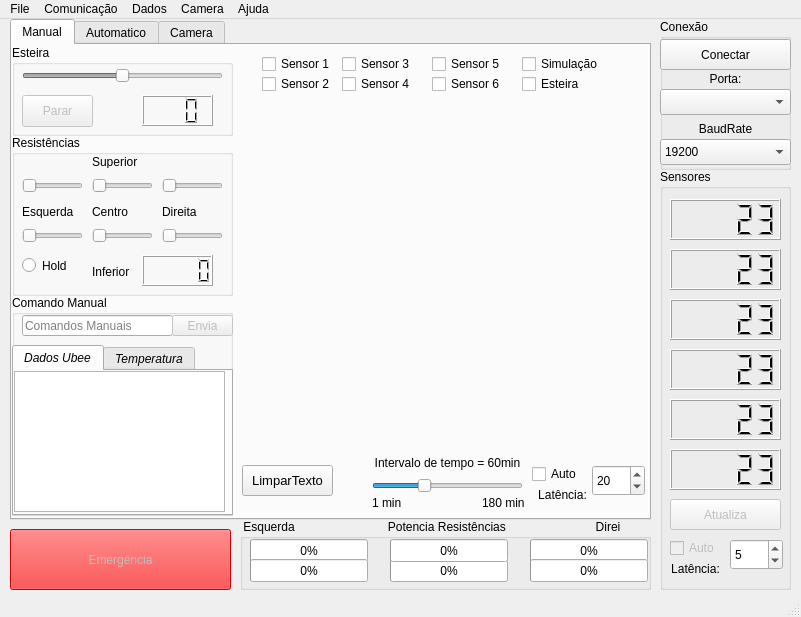
Before: the Qt Designer form Controle_Forno/forno_design.ui in Atzingen/controleForno-interface, drawn with Qt 5.
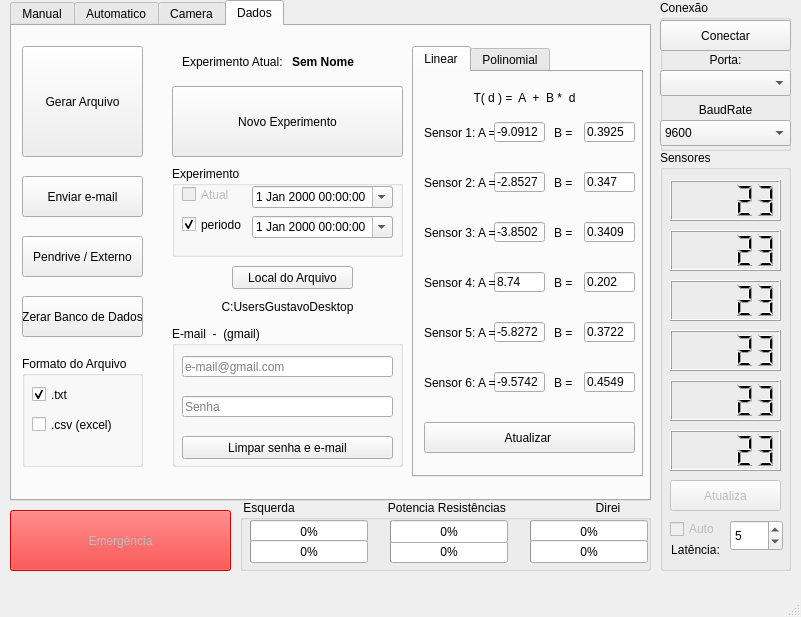
After: the same form once the commit is applied. The open tabs and pages were chosen to show the change. Custom widgets are drawn as their Qt base class.

The edit to the form file:
```diff
--- a/Controle_Forno/forno_design.ui
+++ b/Controle_Forno/forno_design.ui
@@ -58,7 +58,10 @@
         </rect>
        </property>
        <property name="minimum">
-        <number>-99</number>
+        <number>-100</number>
+       </property>
+       <property name="maximum">
+        <number>100</number>
        </property>
        <property name="orientation">
         <enum>Qt::Horizontal</enum>
@@ -73,7 +76,7 @@
          <height>31</height>
         </rect>
        </property>
-       <property name="numDigits">
+       <property name="digitCount">
         <number>3</number>
        </property>
       </widget>
@@ -119,7 +122,7 @@
         </rect>
        </property>
        <property name="maximum">
-        <number>1</number>
+        <number>100</number>
        </property>
        <property name="singleStep">
         <number>1</number>
@@ -147,7 +150,7 @@
         </rect>
        </property>
        <property name="maximum">
-        <number>1</number>
+        <number>100</number>
        </property>
        <property name="singleStep">
         <number>1</number>
@@ -172,7 +175,7 @@
         </rect>
        </property>
        <property name="maximum">
-        <number>1</number>
+        <number>100</number>
        </property>
        <property name="singleStep">
         <number>1</number>
@@ -194,7 +197,7 @@
         </rect>
        </property>
        <property name="maximum">
-        <number>1</number>
+        <number>100</number>
        </property>
        <property name="singleStep">
         <number>1</number>
@@ -219,7 +222,7 @@
         </rect>
        </property>
        <property name="maximum">
-        <number>1</number>
+        <number>100</number>
        </property>
        <property name="singleStep">
         <number>1</number>
@@ -250,7 +253,7 @@
         </rect>
        </property>
        <property name="maximum">
-        <number>1</number>
+        <number>100</number>
        </property>
        <property name="singleStep">
         <number>1</number>
@@ -459,6 +462,9 @@
       </widget>
      </widget>
      <widget class="matplotlibWidget" name="widget" native="true">
+      <property name="enabled">
+       <bool>false</bool>
+      </property>
       <property name="geometry">
        <rect>
         <x>230</x>
@@ -643,7 +649,7 @@
       <property name="geometry">
        <rect>
         <x>520</x>
-        <y>420</y>
+        <y>410</y>
         <width>51</width>
         <height>18</height>
        </rect>
@@ -675,9 +681,9 @@
       <property name="geometry">
        <rect>
         <x>580</x>
-        <y>420</y>
+        <y>440</y>
         <width>53</width>
-        <height>31</height>
+        <height>21</height>
        </rect>
       </property>
       <property name="minimum">
@@ -694,9 +700,9 @@
       <property name="geometry">
        <rect>
         <x>230</x>
-        <y>420</y>
+        <y>440</y>
         <width>91</width>
-        <height>31</height>
+        <height>21</height>
        </rect>
       </property>
       <property name="font">
@@ -990,6 +996,693 @@
       </property>
      </widget>
     </widget>
+    <widget class="QWidget" name="tab_6">
+     <attribute name="title">
+      <string>Dados</string>
+     </attribute>
+     <widget class="QPushButton" name="pushButton_8">
+      <property name="geometry">
+       <rect>
+        <x>10</x>
+        <y>20</y>
+        <width>121</width>
+        <height>111</height>
+       </rect>
+      </property>
+      <property name="text">
+       <string>Gerar Arquivo</string>
+      </property>
+     </widget>
+     <widget class="QPushButton" name="pushButton_11">
+      <property name="geometry">
+       <rect>
+        <x>10</x>
+        <y>150</y>
+        <width>121</width>
+        <height>41</height>
+       </rect>
+      </property>
+      <property name="text">
+       <string>Enviar e-mail</string>
+      </property>
+     </widget>
+     <widget class="QPushButton" name="pushButton_12">
+      <property name="geometry">
+       <rect>
+        <x>10</x>
+        <y>210</y>
+        <width>121</width>
+        <height>41</height>
+       </rect>
+      </property>
+      <property name="text">
+       <string>Pendrive / Externo</string>
+      </property>
+     </widget>
+     <widget class="QGroupBox" name="groupBox_10">
+      <property name="geometry">
+       <rect>
+        <x>10</x>
+        <y>330</y>
+        <width>121</width>
+        <height>111</height>
+       </rect>
+      </property>
+      <property name="title">
+       <string>Formato do Arquivo</string>
+      </property>
+      <property name="checkable">
+       <bool>false</bool>
+      </property>
+      <widget class="QCheckBox" name="checkBox_15">
+       <property name="geometry">
+        <rect>
+         <x>10</x>
+         <y>30</y>
+         <width>70</width>
+         <height>17</height>
+        </rect>
+       </property>
+       <property name="text">
+        <string>.txt</string>
+       </property>
+       <property name="checked">
+        <bool>true</bool>
+       </property>
+       <property name="autoExclusive">
+        <bool>true</bool>
+       </property>
+      </widget>
+      <widget class="QCheckBox" name="checkBox_16">
+       <property name="geometry">
+        <rect>
+         <x>10</x>
+         <y>60</y>
+         <width>81</width>
+         <height>17</height>
+        </rect>
+       </property>
+       <property name="text">
+        <string>.csv (excel)</string>
+       </property>
+       <property name="autoExclusive">
+        <bool>true</bool>
+       </property>
+      </widget>
+     </widget>
+     <widget class="QPushButton" name="pushButton_13">
+      <property name="geometry">
+       <rect>
+        <x>10</x>
+        <y>270</y>
+        <width>121</width>
+        <height>41</height>
+       </rect>
+      </property>
+      <property name="text">
+       <string>Zerar Banco de Dados</string>
+      </property>
+     </widget>
+     <widget class="QGroupBox" name="groupBox_11">
+      <property name="geometry">
+       <rect>
+        <x>160</x>
+        <y>300</y>
+        <width>231</width>
+        <height>141</height>
+       </rect>
+      </property>
+      <property name="title">
+       <string>E-mail  -  (gmail)</string>
+      </property>
+      <widget class="QLineEdit" name="lineEdit_2">
+       <property name="geometry">
+        <rect>
+         <x>10</x>
+         <y>30</y>
+         <width>211</width>
+         <height>21</height>
+        </rect>
+       </property>
+       <property name="inputMask">
+        <string notr="true"/>
+       </property>
+       <property name="placeholderText">
+        <string>e-mail@gmail.com</string>
+       </property>
+      </widget>
+      <widget class="QLineEdit" name="lineEdit_3">
+       <property name="geometry">
+        <rect>
+         <x>10</x>
+         <y>70</y>
+         <width>211</width>
+         <height>21</height>
+        </rect>
+       </property>
+       <property name="echoMode">
+        <enum>QLineEdit::Password</enum>
+       </property>
+       <property name="readOnly">
+        <bool>false</bool>
+       </property>
+       <property name="placeholderText">
+        <string>Senha</string>
+       </property>
+      </widget>
+      <widget class="QPushButton" name="pushButton_14">
+       <property name="geometry">
+        <rect>
+         <x>10</x>
+         <y>110</y>
+         <width>211</width>
+         <height>23</height>
+        </rect>
+       </property>
+       <property name="text">
+        <string>Limpar senha e e-mail</string>
+       </property>
+      </widget>
+     </widget>
+     <widget class="QGroupBox" name="groupBox_12">
+      <property name="geometry">
+       <rect>
+        <x>160</x>
+        <y>140</y>
+        <width>231</width>
+        <height>91</height>
+       </rect>
+      </property>
+      <property name="title">
+       <string>Experimento</string>
+      </property>
+      <widget class="QCheckBox" name="checkBox_18">
+       <property name="geometry">
+        <rect>
+         <x>10</x>
+         <y>50</y>
+         <width>61</width>
+         <height>17</height>
+        </rect>
+       </property>
+       <property name="text">
+        <string>periodo</string>
+       </property>
+       <property name="checked">
+        <bool>true</bool>
+       </property>
+       <property name="autoExclusive">
+        <bool>true</bool>
+       </property>
+      </widget>
+      <widget class="QCheckBox" name="checkBox_19">
+       <property name="enabled">
+        <bool>false</bool>
+       </property>
+       <property name="geometry">
+        <rect>
+         <x>10</x>
+         <y>20</y>
+         <width>111</width>
+         <height>17</height>
+        </rect>
+       </property>
+       <property name="text">
+        <string>Atual</string>
+       </property>
+       <property name="checked">
+        <bool>false</bool>
+       </property>
+       <property name="autoExclusive">
+        <bool>true</bool>
+       </property>
+      </widget>
+      <widget class="QDateTimeEdit" name="dateTimeEdit">
+       <property name="geometry">
+        <rect>
+         <x>80</x>
+         <y>20</y>
+         <width>141</width>
+         <height>22</height>
+        </rect>
+       </property>
+       <property name="calendarPopup">
+        <bool>true</bool>
+       </property>
+      </widget>
+      <widget class="QDateTimeEdit" name="dateTimeEdit_2">
+       <property name="geometry">
+        <rect>
+         <x>80</x>
+         <y>50</y>
+         <width>141</width>
+         <height>22</height>
+        </rect>
+       </property>
+       <property name="calendarPopup">
+        <bool>true</bool>
+       </property>
+      </widget>
+     </widget>
+     <widget class="QLabel" name="label_19">
+      <property name="geometry">
+       <rect>
+        <x>170</x>
+        <y>20</y>
+        <width>101</width>
+        <height>31</height>
+       </rect>
+      </property>
+      <property name="text">
+       <string>Experimento Atual:</string>
+      </property>
+     </widget>
+     <widget class="QLabel" name="label_20">
+      <property name="geometry">
+       <rect>
+        <x>280</x>
+        <y>20</y>
+        <width>101</width>
+        <height>31</height>
+       </rect>
+      </property>
+      <property name="font">
+       <font>
+        <weight>75</weight>
+        <bold>true</bold>
+       </font>
+      </property>
+      <property name="text">
+       <string>Sem Nome</string>
+      </property>
+     </widget>
+     <widget class="QPushButton" name="pushButton_15">
+      <property name="geometry">
+       <rect>
+        <x>160</x>
+        <y>60</y>
+        <width>231</width>
+        <height>71</height>
+       </rect>
+      </property>
+      <property name="text">
+       <string>Novo Experimento</string>
+      </property>
+     </widget>
+     <widget class="QPushButton" name="pushButton_16">
+      <property name="geometry">
+       <rect>
+        <x>220</x>
+        <y>240</y>
+        <width>121</width>
+        <height>23</height>
+       </rect>
+      </property>
+      <property name="text">
+       <string>Local do Arquivo</string>
+      </property>
+     </widget>
+     <widget class="QLabel" name="label_18">
+      <property name="geometry">
+       <rect>
+        <x>170</x>
+        <y>270</y>
+        <width>211</width>
+        <height>21</height>
+       </rect>
+      </property>
+      <property name="text">
+       <string>C:UsersGustavoDesktop</string>
+      </property>
+      <property name="alignment">
+       <set>Qt::AlignCenter</set>
+      </property>
+     </widget>
+     <widget class="QTabWidget" name="tabWidget_3">
+      <property name="geometry">
+       <rect>
+        <x>400</x>
+        <y>20</y>
+        <width>231</width>
+        <height>431</height>
+       </rect>
+      </property>
+      <property name="currentIndex">
+       <number>0</number>
+      </property>
+      <widget class="QWidget" name="tab_7">
+       <attribute name="title">
+        <string>Linear</string>
+       </attribute>
+       <widget class="QLabel" name="label_17">
+        <property name="geometry">
+         <rect>
+          <x>10</x>
+          <y>10</y>
+          <width>201</width>
+          <height>31</height>
+         </rect>
+        </property>
+        <property name="text">
+         <string>T( d ) =  A  +  B *  d</string>
+        </property>
+        <property name="alignment">
+         <set>Qt::AlignCenter</set>
+        </property>
+       </widget>
+       <widget class="QLabel" name="label_21">
+        <property name="geometry">
+         <rect>
+          <x>10</x>
+          <y>50</y>
+          <width>71</width>
+          <height>21</height>
+         </rect>
+        </property>
+        <property name="text">
+         <string>Sensor 1: A =</string>
+        </property>
+       </widget>
+       <widget class="QLineEdit" name="lineEdit_4">
+        <property name="geometry">
+         <rect>
+          <x>80</x>
+          <y>50</y>
+          <width>51</width>
+          <height>20</height>
+         </rect>
+        </property>
+        <property name="text">
+         <string>-9.0912</string>
+        </property>
+       </widget>
+       <widget class="QLabel" name="label_22">
+        <property name="geometry">
+         <rect>
+          <x>140</x>
+          <y>50</y>
+          <width>21</width>
+          <height>21</height>
+         </rect>
+        </property>
+        <property name="text">
+         <string>B =</string>
+        </property>
+       </widget>
+       <widget class="QLineEdit" name="lineEdit_5">
+        <property name="geometry">
+         <rect>
+          <x>170</x>
+          <y>50</y>
+          <width>51</width>
+          <height>20</height>
+         </rect>
+        </property>
+        <property name="text">
+         <string>0.3925</string>
+        </property>
+       </widget>
+       <widget class="QLineEdit" name="lineEdit_6">
+        <property name="geometry">
+         <rect>
+          <x>170</x>
+          <y>100</y>
+          <width>51</width>
+          <height>20</height>
+         </rect>
+        </property>
+        <property name="text">
+         <string>0.347</string>
+        </property>
+       </widget>
+       <widget class="QLineEdit" name="lineEdit_7">
+        <property name="geometry">
+         <rect>
+          <x>80</x>
+          <y>100</y>
+          <width>51</width>
+          <height>20</height>
+         </rect>
+        </property>
+        <property name="text">
+         <string>-2.8527</string>
+        </property>
+       </widget>
+       <widget class="QLabel" name="label_23">
+        <property name="geometry">
+         <rect>
+          <x>10</x>
+          <y>100</y>
+          <width>71</width>
+          <height>21</height>
+         </rect>
+        </property>
+        <property name="text">
+         <string>Sensor 2: A =</string>
+        </property>
+       </widget>
+       <widget class="QLabel" name="label_24">
+        <property name="geometry">
+         <rect>
+          <x>140</x>
+          <y>100</y>
+          <width>21</width>
+          <height>21</height>
+         </rect>
+        </property>
+        <property name="text">
+         <string>B =</string>
+        </property>
+       </widget>
+       <widget class="QLineEdit" name="lineEdit_8">
+        <property name="geometry">
+         <rect>
+          <x>170</x>
+          <y>150</y>
+          <width>51</width>
+          <height>20</height>
+         </rect>
+        </property>
+        <property name="text">
+         <string>0.3409</string>
+        </property>
+       </widget>
+       <widget class="QLineEdit" name="lineEdit_9">
+        <property name="geometry">
+         <rect>
+          <x>80</x>
+          <y>150</y>
+          <width>51</width>
+          <height>20</height>
+         </rect>
+        </property>
+        <property name="text">
+         <string>-3.8502</string>
+        </property>
+       </widget>
+       <widget class="QLabel" name="label_25">
+        <property name="geometry">
+         <rect>
+          <x>10</x>
+          <y>150</y>
+          <width>71</width>
+          <height>21</height>
+         </rect>
+        </property>
+        <property name="text">
+         <string>Sensor 3: A =</string>
+        </property>
+       </widget>
+       <widget class="QLabel" name="label_26">
+        <property name="geometry">
+         <rect>
+          <x>140</x>
+          <y>150</y>
+          <width>21</width>
+          <height>21</height>
+         </rect>
+        </property>
+        <property name="text">
+         <string>B =</string>
+        </property>
+       </widget>
+       <widget class="QLineEdit" name="lineEdit_10">
+        <property name="geometry">
+         <rect>
+          <x>170</x>
+          <y>200</y>
+          <width>51</width>
+          <height>20</height>
+         </rect>
+        </property>
+        <property name="text">
+         <string>0.202</string>
+        </property>
+       </widget>
+       <widget class="QLineEdit" name="lineEdit_11">
+        <property name="geometry">
+         <rect>
+          <x>80</x>
+          <y>200</y>
+          <width>51</width>
+          <height>20</height>
+         </rect>
+        </property>
+        <property name="text">
+         <string>8.74</string>
+        </property>
+       </widget>
+       <widget class="QLabel" name="label_27">
+        <property name="geometry">
+         <rect>
+          <x>10</x>
+          <y>200</y>
+          <width>71</width>
+          <height>21</height>
+         </rect>
+        </property>
+        <property name="text">
+         <string>Sensor 4: A =</string>
+        </property>
+       </widget>
+       <widget class="QLabel" name="label_28">
+        <property name="geometry">
+         <rect>
+          <x>140</x>
+          <y>200</y>
+          <width>21</width>
+          <height>21</height>
+         </rect>
+        </property>
+        <property name="text">
+         <string>B =</string>
+        </property>
+       </widget>
+       <widget class="QLineEdit" name="lineEdit_12">
+        <property name="geometry">
+         <rect>
+          <x>170</x>
+          <y>250</y>
+          <width>51</width>
+          <height>20</height>
+         </rect>
+        </property>
+        <property name="text">
+         <string>0.3722</string>
+        </property>
+       </widget>
+       <widget class="QLineEdit" name="lineEdit_13">
+        <property name="geometry">
+         <rect>
+          <x>80</x>
+          <y>250</y>
+          <width>51</width>
+          <height>20</height>
+         </rect>
+        </property>
+        <property name="text">
+         <string>-5.8272</string>
+        </property>
+       </widget>
+       <widget class="QLabel" name="label_29">
+        <property name="geometry">
+         <rect>
+          <x>10</x>
+          <y>250</y>
+          <width>71</width>
+          <height>21</height>
+         </rect>
+        </property>
+        <property name="text">
+         <string>Sensor 5: A =</string>
+        </property>
+       </widget>
+       <widget class="QLabel" name="label_30">
+        <property name="geometry">
+         <rect>
+          <x>140</x>
+          <y>250</y>
+          <width>21</width>
+          <height>21</height>
+         </rect>
+        </property>
+        <property name="text">
+         <string>B =</string>
+        </property>
+       </widget>
+       <widget class="QLineEdit" name="lineEdit_14">
+        <property name="geometry">
+         <rect>
+          <x>170</x>
+          <y>300</y>
+          <width>51</width>
+          <height>20</height>
+         </rect>
+        </property>
+        <property name="text">
+         <string>0.4549</string>
+        </property>
+       </widget>
+       <widget class="QLineEdit" name="lineEdit_15">
+        <property name="geometry">
+         <rect>
+          <x>80</x>
+          <y>300</y>
+          <width>51</width>
+          <height>20</height>
+         </rect>
+        </property>
+        <property name="text">
+         <string>-9.5742</string>
+        </property>
+       </widget>
+       <widget class="QLabel" name="label_31">
+        <property name="geometry">
+         <rect>
+          <x>10</x>
+          <y>300</y>
+          <width>71</width>
+          <height>21</height>
+         </rect>
+        </property>
+        <property name="text">
+         <string>Sensor 6: A =</string>
+        </property>
+       </widget>
+       <widget class="QLabel" name="label_32">
+        <property name="geometry">
+         <rect>
+          <x>140</x>
+          <y>300</y>
+          <width>21</width>
+          <height>21</height>
+         </rect>
+        </property>
+        <property name="text">
+         <string>B =</string>
+        </property>
+       </widget>
+       <widget class="QPushButton" name="pushButton_17">
+        <property name="geometry">
+         <rect>
+          <x>10</x>
+          <y>350</y>
+          <width>211</width>
+          <height>31</height>
+         </rect>
+        </property>
+        <property name="text">
+         <string>Atualizar </string>
+        </property>
+       </widget>
+      </widget>
+      <widget class="QWidget" name="tab_8">
+       <attribute name="title">
+        <string>Polinomial</string>
+       </attribute>
+      </widget>
+     </widget>
+    </widget>
    </widget>
    <widget class="QGroupBox" name="groupBox">
     <property name="geometry">
@@ -1068,7 +1761,7 @@
       </rect>
      </property>
      <property name="currentIndex">
-      <number>3</number>
+      <number>1</number>
      </property>
      <item>
       <property name="text">
@@ -1392,115 +2085,6 @@
     </property>
    </widget>
   </widget>
-  <widget class="QMenuBar" name="menubar">
-   <property name="geometry">
-    <rect>
-     <x>0</x>
-     <y>0</y>
-     <width>801</width>
-     <height>22</height>
-    </rect>
-   </property>
-   <widget class="QMenu" name="menuFile">
-    <property name="title">
-     <string>File</string>
-    </property>
-    <widget class="QMenu" name="menuTeste">
-     <property name="tearOffEnabled">
-      <bool>false</bool>
-     </property>
-     <property name="title">
-      <string>Configuração</string>
-     </property>
-     <addaction name="actionParte1"/>
-     <addaction name="actionParte2"/>
-    </widget>
-    <addaction name="menuTeste"/>
-    <addaction name="actionTeste2"/>
-   </widget>
-   <widget class="QMenu" name="menuAjuda">
-    <property name="title">
-     <string>Ajuda</string>
-    </property>
-    <addaction name="actionSobre"/>
-    <addaction name="actionManual"/>
-   </widget>
-   <widget class="QMenu" name="menuComunica_o">
-    <property name="title">
-     <string>Comunicação</string>
-    </property>
-    <widget class="QMenu" name="menuPorta_Serial">
-     <property name="title">
-      <string>Porta Serial</string>
-     </property>
-     <addaction name="separator"/>
-     <addaction name="actionCOM1"/>
-     <addaction name="actionCOM2"/>
-     <addaction name="actionCOM3"/>
-     <addaction name="action_dev_ttyA0"/>
-     <addaction name="action_dev_ttyA1"/>
-    </widget>
-    <widget class="QMenu" name="menuBaudrate">
-     <property name="title">
-      <string>Baudrate</string>
-     </property>
-     <addaction name="action9600"/>
-     <addaction name="action11500"/>
-    </widget>
-    <widget class="QMenu" name="menuLatencia">
-     <property name="title">
-      <string>Latência</string>
-     </property>
-     <addaction name="action0_5s"/>
-     <addaction name="action1s"/>
-     <addaction name="action1_5s"/>
-     <addaction name="action2s"/>
-     <addaction name="action3s"/>
-     <addaction name="action5s"/>
-     <addaction name="action10s"/>
-     <addaction name="actionCustom"/>
-    </widget>
-    <addaction name="menuPorta_Serial"/>
-    <addaction name="menuBaudrate"/>
-    <addaction name="menuLatencia"/>
-   </widget>
-   <widget class="QMenu" name="menuDados">
-    <property name="title">
-     <string>Dados</string>
-    </property>
-    <widget class="QMenu" name="menuExportar_Experimento_como_xls">
-     <property name="title">
-      <string>Exportar Experimento</string>
-     </property>
-     <addaction name="actionCSV"/>
-     <addaction name="actionXLS"/>
-     <addaction name="actionTXT"/>
-     <addaction name="actionNumpy"/>
-    </widget>
-    <addaction name="menuExportar_Experimento_como_xls"/>
-    <addaction name="actionImportar_dados"/>
-    <addaction name="actionEnviar_Arquivos"/>
-   </widget>
-   <widget class="QMenu" name="menuCamera">
-    <property name="title">
-     <string>Camera</string>
-    </property>
-    <widget class="QMenu" name="menuImagem">
-     <property name="title">
-      <string>Imagem</string>
-     </property>
-     <addaction name="actionResolu_o_1"/>
-     <addaction name="actionResolu_o_2"/>
-    </widget>
-    <addaction name="actionVideo"/>
-    <addaction name="menuImagem"/>
-   </widget>
-   <addaction name="menuFile"/>
-   <addaction name="menuComunica_o"/>
-   <addaction name="menuDados"/>
-   <addaction name="menuCamera"/>
-   <addaction name="menuAjuda"/>
-  </widget>
   <widget class="QStatusBar" name="statusbar"/>
   <action name="actionTeste2">
    <property name="text">
```
Left out of the diff: 105 changed lines with no effect on the pictures.
